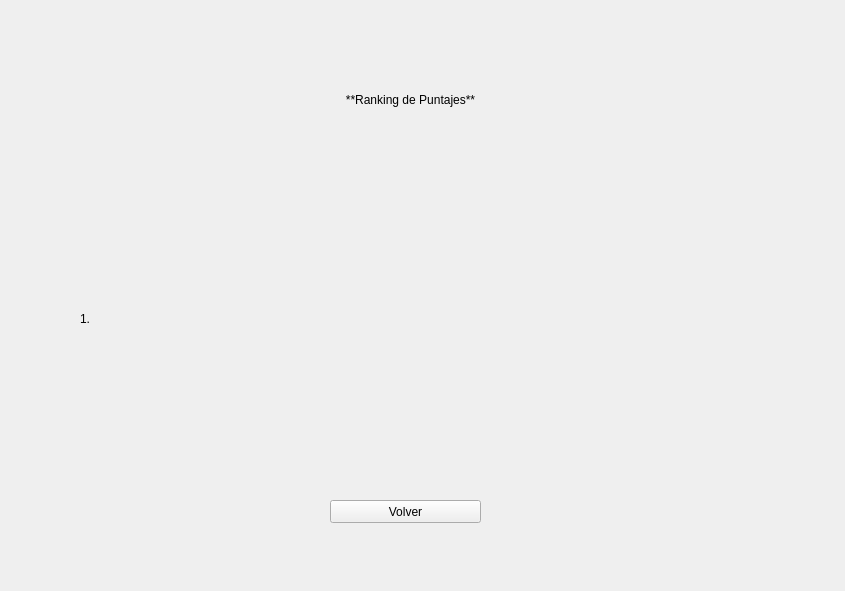
Before: the Qt Designer form Tareas/T2/ventanas/ranking.ui in agucova/IIC2233, drawn with Qt 5.
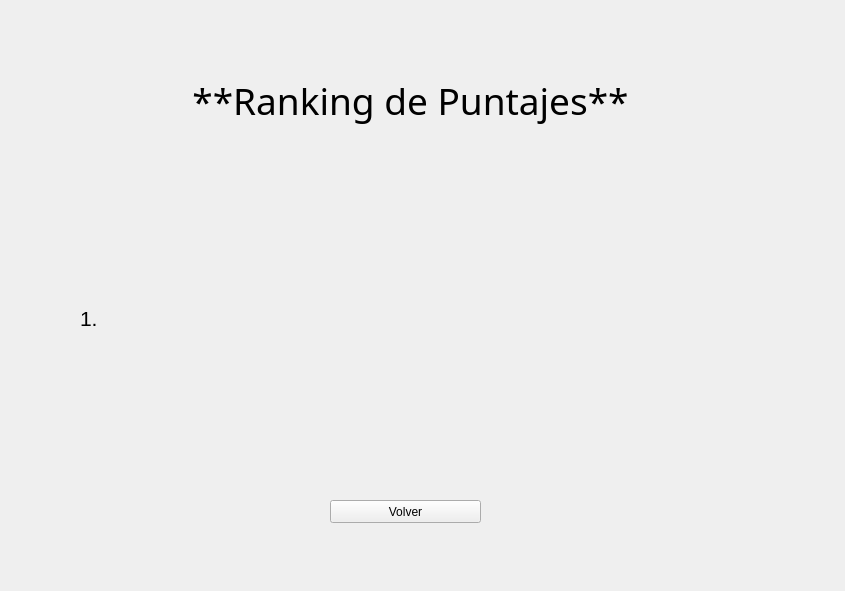
After: the same form once the commit is applied. Icons and pictures are not drawn.

Commit message: t2: font support, better parameters

Diff of the .ui file:
```diff
--- a/Tareas/T2/ventanas/ranking.ui
+++ b/Tareas/T2/ventanas/ranking.ui
@@ -50,7 +50,8 @@
         </size>
        </property>
        <property name="styleSheet">
-        <string notr="true">font: 75 28pt &quot;Roboto Slab&quot;;</string>
+        <string notr="true">font-size: 28pt;
+font-family: Roboto Slab, sans-serif;</string>
        </property>
        <property name="text">
         <string>**Ranking de Puntajes**</string>
@@ -66,7 +67,8 @@
      <item>
       <widget class="QLabel" name="texto_ranking">
        <property name="styleSheet">
-        <string notr="true">font: 57 16pt &quot;Roboto Medium&quot;;</string>
+        <string notr="true">font-size: 16pt;
+font-family: &quot;Roboto Medium&quot;, sans-serif;</string>
        </property>
        <property name="text">
         <string>1. </string>
```
The commit also changes 6 other files.
